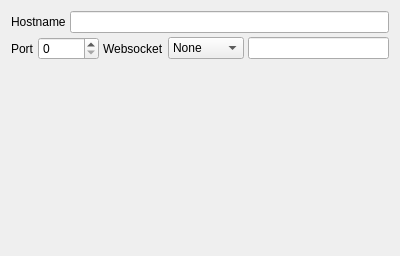
Old version of the form src/sessionoptions/sessionoptionstelnetproperties.ui in the repository QQxiaoming/quardCRT.
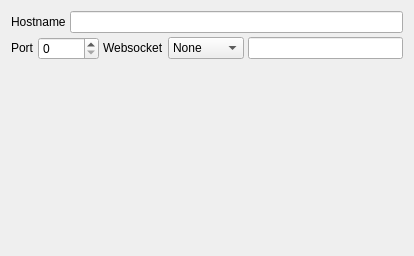
New version of the form.

```diff
--- a/src/sessionoptions/sessionoptionstelnetproperties.ui
+++ b/src/sessionoptions/sessionoptionstelnetproperties.ui
@@ -6,7 +6,7 @@
    <rect>
     <x>0</x>
     <y>0</y>
-    <width>400</width>
+    <width>414</width>
     <height>256</height>
    </rect>
   </property>
@@ -21,6 +21,12 @@
      </property>
      <item>
       <widget class="QLabel" name="label">
+       <property name="sizePolicy">
+        <sizepolicy hsizetype="Preferred" vsizetype="Fixed">
+         <horstretch>0</horstretch>
+         <verstretch>0</verstretch>
+        </sizepolicy>
+       </property>
        <property name="text">
         <string>Hostname</string>
        </property>
@@ -38,6 +44,12 @@
      </property>
      <item>
       <widget class="QLabel" name="label_2">
+       <property name="sizePolicy">
+        <sizepolicy hsizetype="Preferred" vsizetype="Fixed">
+         <horstretch>0</horstretch>
+         <verstretch>0</verstretch>
+        </sizepolicy>
+       </property>
        <property name="text">
         <string>Port</string>
        </property>
@@ -52,6 +64,12 @@
      </item>
      <item>
       <widget class="QLabel" name="label_3">
+       <property name="sizePolicy">
+        <sizepolicy hsizetype="Preferred" vsizetype="Fixed">
+         <horstretch>0</horstretch>
+         <verstretch>0</verstretch>
+        </sizepolicy>
+       </property>
        <property name="text">
         <string notr="true">Websocket</string>
        </property>
```
Left out of the diff: 2 changed lines with no effect on the pictures.
